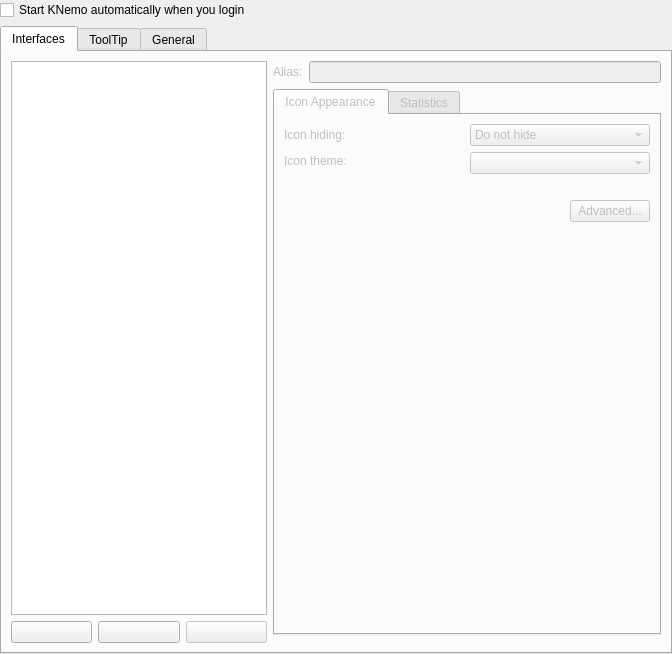
The window that src/kcm/configdlg.ui (KDE/knemo) describes before a commit, drawn with Qt 5.
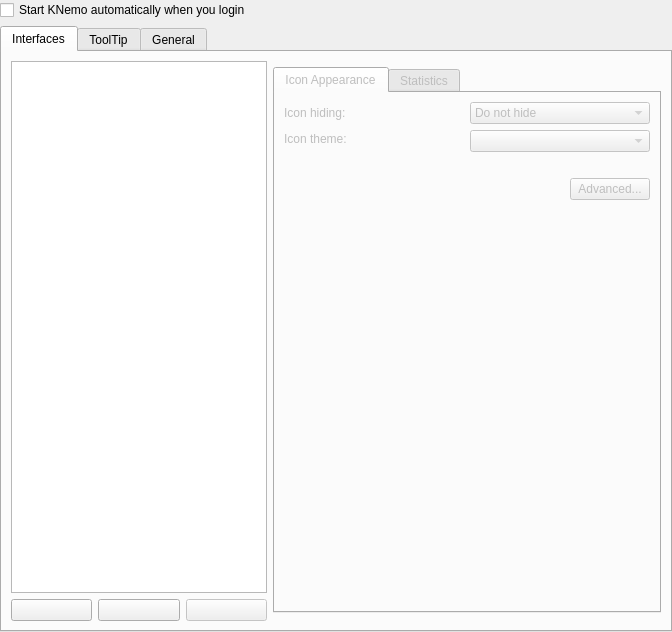
The same window after the commit.

Commit message:
Remove the interface alias setting.
I don't think this is a useful option anymore.  And it can likely create
confusion if we're displaying an interface alias that's relevant to one
application only.

```diff
--- a/src/kcm/configdlg.ui
+++ b/src/kcm/configdlg.ui
@@ -93,32 +93,7 @@
         </spacer>
        </item>
        <item row="0" column="1">
-        <layout class="QHBoxLayout">
-         <item>
-          <widget class="QLabel" name="aliasLabel">
-           <property name="enabled">
-            <bool>false</bool>
-           </property>
-           <property name="text">
-            <string>Alias:</string>
-           </property>
-           <property name="wordWrap">
-            <bool>false</bool>
-           </property>
-          </widget>
-         </item>
-         <item>
-          <widget class="QLineEdit" name="lineEditAlias">
-           <property name="enabled">
-            <bool>false</bool>
-           </property>
-           <property name="whatsThis">
-            <string>You can enter an alias for the interface.
-KNemo will use it to differentiate interfaces when it displays tooltips, dialogs, etc.</string>
-           </property>
-          </widget>
-         </item>
-        </layout>
+        <layout class="QHBoxLayout"/>
        </item>
        <item row="1" column="1">
         <widget class="QTabWidget" name="ifaceTab">
```
Left out of the diff: 1 changed line with no effect on the pictures. The commit also changes 10 other files.
